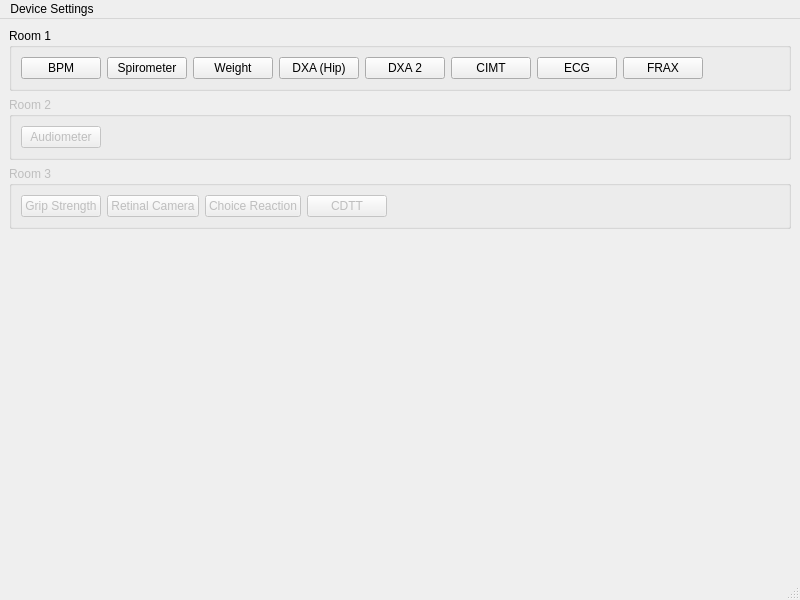
This is src/cypress_main_window.ui in CLSA/cypress as Qt 5 draws it before an edit. The edited form follows.
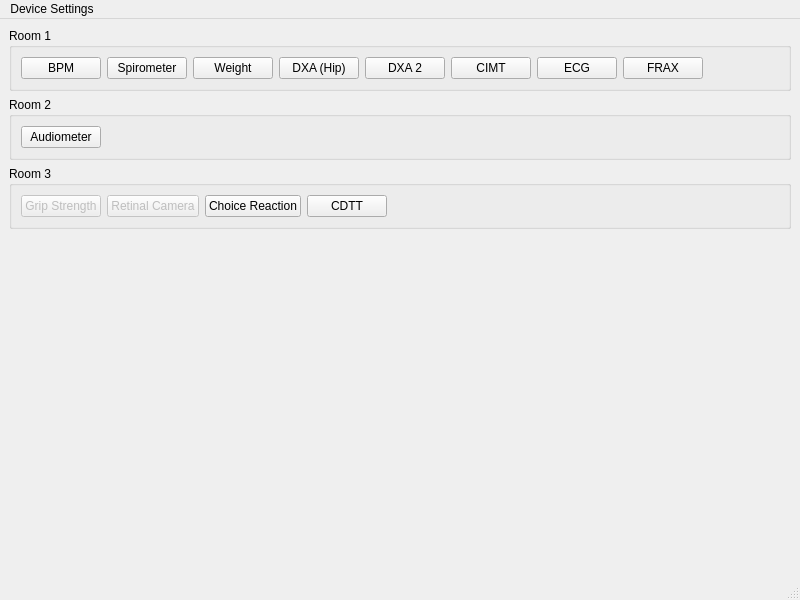
This is the edited form.

```diff
--- a/src/cypress_main_window.ui
+++ b/src/cypress_main_window.ui
@@ -102,7 +102,7 @@
     <item>
      <widget class="QGroupBox" name="groupBox_2">
       <property name="enabled">
-       <bool>false</bool>
+       <bool>true</bool>
       </property>
       <property name="title">
        <string>Room 2</string>
@@ -110,6 +110,9 @@
       <layout class="QHBoxLayout" name="horizontalLayout_2">
        <item>
         <widget class="QPushButton" name="launchAudiometer">
+         <property name="enabled">
+          <bool>true</bool>
+         </property>
          <property name="text">
           <string>Audiometer</string>
          </property>
@@ -134,7 +137,7 @@
     <item>
      <widget class="QGroupBox" name="groupBox_3">
       <property name="enabled">
-       <bool>false</bool>
+       <bool>true</bool>
       </property>
       <property name="title">
        <string>Room 3</string>
@@ -142,6 +145,9 @@
       <layout class="QHBoxLayout" name="horizontalLayout_3">
        <item>
         <widget class="QPushButton" name="launchGripStrength">
+         <property name="enabled">
+          <bool>false</bool>
+         </property>
          <property name="text">
           <string>Grip Strength</string>
          </property>
@@ -149,6 +155,9 @@
        </item>
        <item>
         <widget class="QPushButton" name="launchRetinalCamera">
+         <property name="enabled">
+          <bool>false</bool>
+         </property>
          <property name="text">
           <string>Retinal Camera</string>
          </property>
@@ -163,6 +172,9 @@
        </item>
        <item>
         <widget class="QPushButton" name="launchCDTT">
+         <property name="enabled">
+          <bool>true</bool>
+         </property>
          <property name="text">
           <string>CDTT</string>
          </property>
@@ -205,7 +217,7 @@
      <x>0</x>
      <y>0</y>
      <width>800</width>
-     <height>21</height>
+     <height>22</height>
     </rect>
    </property>
    <widget class="QMenu" name="menuDevice_Settings">
```
